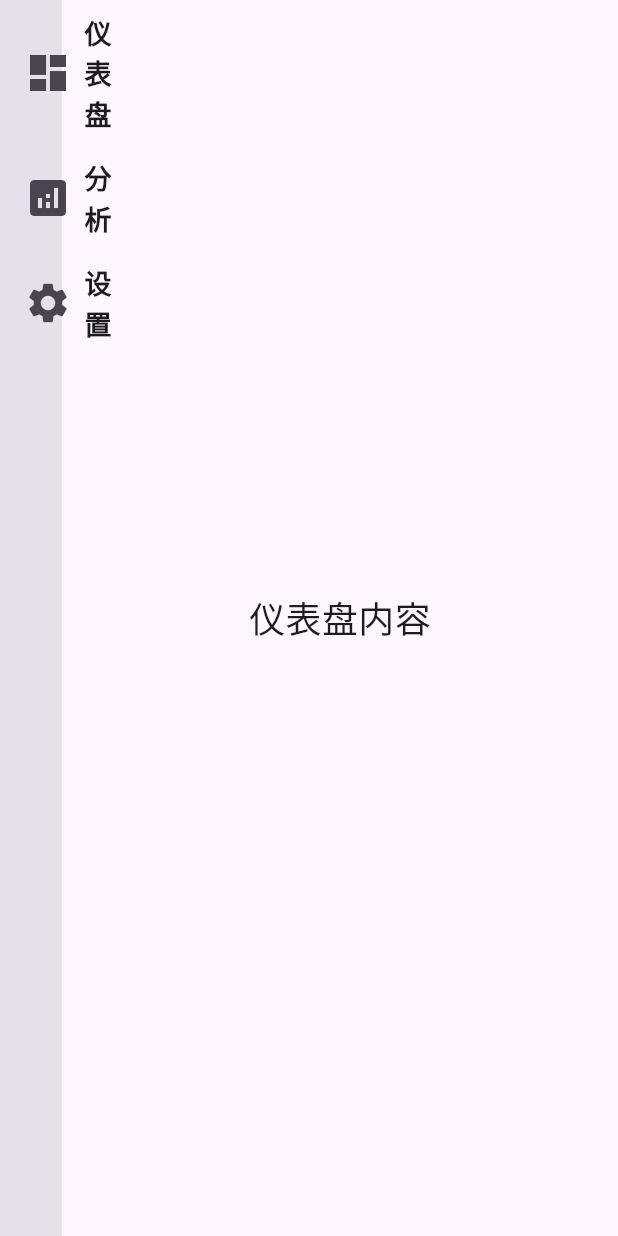
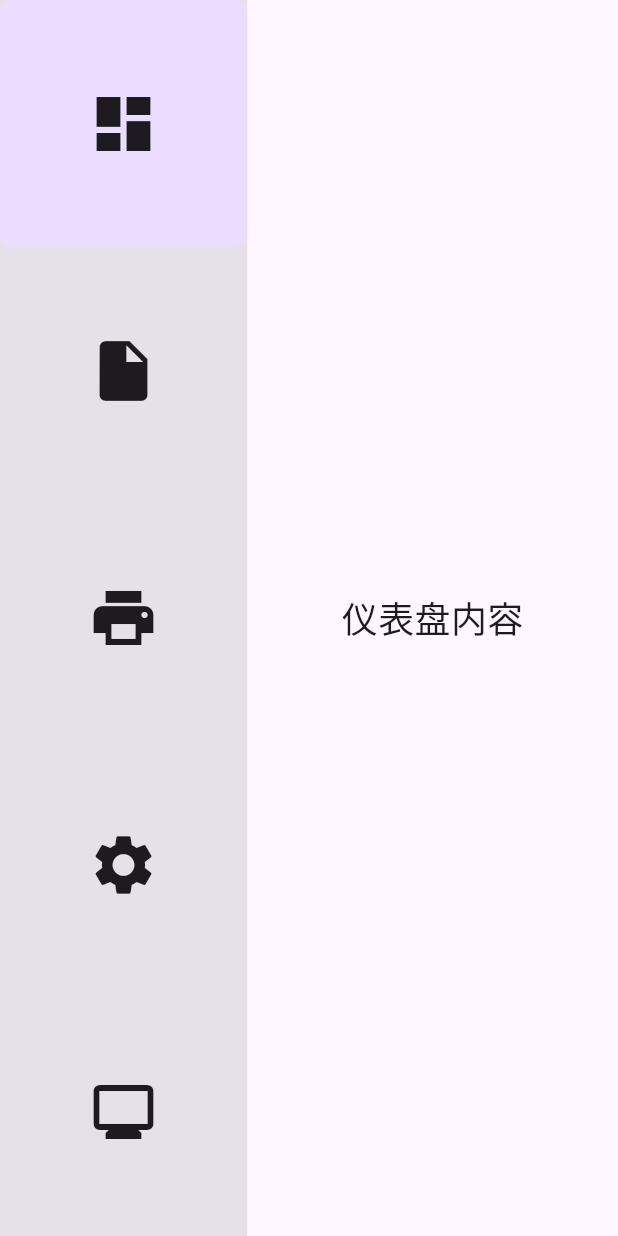
Before and after one commit to yaotutu/creo_touch, a Flutter app: the screen it shows after launch, on a phone screen of 412 x 824 dp. Run offline on Flutter 3.47's test engine with Material 3 defaults, Android fonts, the phone set to English and light mode, and no system bars; our stand-ins replace flutter_hooks, go_router.

Commit message:
重构 MainPage 组件，更新菜单项，添加自适应宽度菜单栏，使用 SquareIconButton 组件实现导航逻辑

```diff
--- a/lib/presentation/screens/main_page.dart
+++ b/lib/presentation/screens/main_page.dart
@@ -3,13 +3,55 @@ import 'package:flutter_hooks/flutter_hooks.dart';
 import 'package:go_router/go_router.dart';
 
 enum MenuItem {
-  dashboard('仪表盘', Icons.dashboard),
-  analytics('分析', Icons.analytics),
-  settings('设置', Icons.settings);
+  dashboard('', Icons.dashboard),
+  file('', Icons.insert_drive_file),
+  print('', Icons.print),
+  settings('', Icons.settings),
+  monitor('', Icons.monitor);
 
   const MenuItem(this.label, this.icon);
   final String label;
   final IconData icon;
+}
+
+class SquareIconButton extends StatelessWidget {
+  final IconData icon;
+  final bool isSelected;
+  final VoidCallback onTap;
+
+  const SquareIconButton({
+    super.key,
+    required this.icon,
+    required this.isSelected,
+    required this.onTap,
+  });
+
+  @override
+  Widget build(BuildContext context) {
+    final screenHeight = MediaQuery.of(context).size.height;
+
+    return InkWell(
+      splashColor: Theme.of(context).colorScheme.primary.withOpacity(0.2),
+      highlightColor: Theme.of(context).colorScheme.primary.withOpacity(0.1),
+      borderRadius: BorderRadius.circular(8),
+      onTap: onTap,
+      child: Container(
+        width: screenHeight / 5,
+        height: screenHeight / 5,
+        decoration: BoxDecoration(
+          color: isSelected
+              ? Theme.of(context).colorScheme.primaryContainer
+              : Colors.transparent,
+          borderRadius: BorderRadius.circular(8),
+        ),
+        child: Icon(
+          icon,
+          size: 48,
+          color: Theme.of(context).colorScheme.onSurface,
+        ),
+      ),
+    );
+  }
 }
 
 class MainPage extends HookWidget {
@@ -19,37 +61,28 @@ class MainPage extends HookWidget {
 
   @override
   Widget build(BuildContext context) {
+    final selectedIndex = useState(0);
+
     return Scaffold(
       body: Row(
         children: [
-          // 左侧菜单栏 - 占1/10宽度
-          Container(
-            width: MediaQuery.of(context).size.width / 10,
-            color: Theme.of(context).colorScheme.surfaceContainerHighest,
-            child: ListView(
-              children: [
-                ListTile(
-                  leading: const Icon(Icons.dashboard, size: 32),
-                  title: const Text('仪表盘',
-                      style:
-                          TextStyle(fontSize: 18, fontWeight: FontWeight.bold)),
-                  onTap: () => navigationShell.goBranch(0),
-                ),
-                ListTile(
-                  leading: const Icon(Icons.analytics, size: 32),
-                  title: const Text('分析',
-                      style:
-                          TextStyle(fontSize: 18, fontWeight: FontWeight.bold)),
-                  onTap: () => navigationShell.goBranch(1),
-                ),
-                ListTile(
-                  leading: const Icon(Icons.settings, size: 32),
-                  title: const Text('设置',
-                      style:
-                          TextStyle(fontSize: 18, fontWeight: FontWeight.bold)),
-                  onTap: () => navigationShell.goBranch(2),
-                ),
-              ],
+          // 自适应宽度菜单栏
+          IntrinsicWidth(
+            child: Container(
+              color: Theme.of(context).colorScheme.surfaceContainerHighest,
+              child: Column(
+                children: [
+                  for (var item in MenuItem.values)
+                    SquareIconButton(
+                      icon: item.icon,
+                      isSelected: selectedIndex.value == item.index,
+                      onTap: () {
+                        selectedIndex.value = item.index;
+                        navigationShell.goBranch(item.index);
+                      },
+                    ),
+                ],
+              ),
             ),
           ),
           // 右侧内容区域
```
